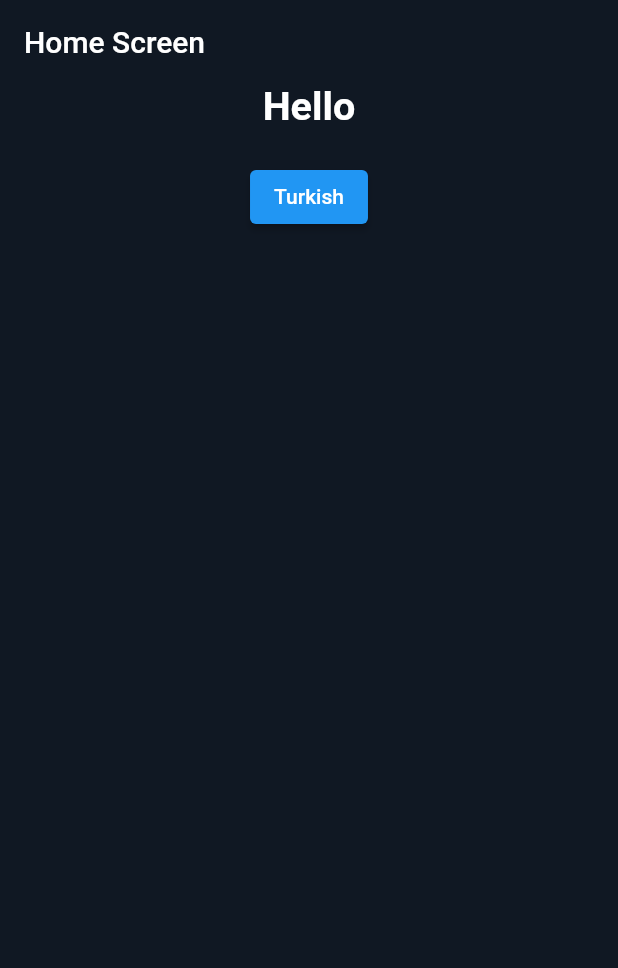
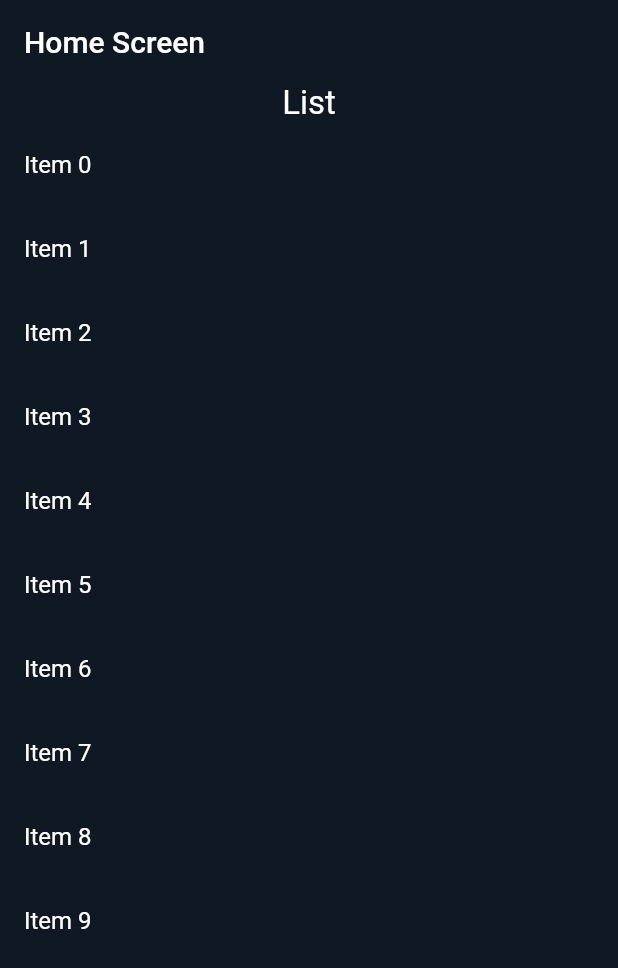
Before and after one commit to yagizdo/flutter_mobx_boilerplate, a Flutter app: the screen it shows after launch, on a phone screen of 412 x 824 dp. Shown: the top 968 px of the screen. Run offline on Flutter 3.47's test engine with Material 2 defaults, Android fonts, the phone set to English and light mode, and no system bars; our stand-ins replace easy_localization, flutter_screenutil.

Commit message:
added list on homeview

```diff
--- a/lib/screens/home_view.dart
+++ b/lib/screens/home_view.dart
@@ -1,5 +1,6 @@
 import 'package:easy_localization/easy_localization.dart';
 import 'package:flutter/material.dart';
+import 'package:flutter_basic_template/constants/app_colors.dart';
 import 'package:flutter_basic_template/constants/app_strings.dart';
 import 'package:flutter_basic_template/localizations/locale_keys.g.dart';
 import 'package:flutter_screenutil/flutter_screenutil.dart';
@@ -13,26 +14,17 @@ class HomeView extends StatelessWidget {
       appBar: AppBar(
         title: Text(LocaleKeys.home_home_title.tr()),
       ),
-      body: Center(
-        child: Column(
-          children: [
-            // Home Text
-            Text(LocaleKeys.home_hello_txt.tr(),style: Theme.of(context).textTheme.headline1,),
-
-            // Sizedbox for padding
-            SizedBox(height: 20.h),
-
-            // Change Language Button
-            ElevatedButton(onPressed: (){
-              // if lang == en change to tr else change to en
-              context.locale == Locale('en') ? context.setLocale(Locale('tr')) : context.setLocale(Locale('en'));
-
-              // Print current language
-              print(context.locale.toString());
-            }, child: Text(LocaleKeys.home_home_btn.tr()),),
-          ],
-        )
-      ),
+      body: Column(
+        children: [
+          Text('List', style: TextStyle(color: white, fontSize: ScreenUtil().setSp(20))),
+          Expanded(child: ListView.builder(
+            itemCount: 10,
+            itemBuilder: (context, index) => ListTile(
+              title: Text('Item $index',style: TextStyle(color: white),),
+            ),
+          )),
+        ],
+      )
     );
   }
 }
```
